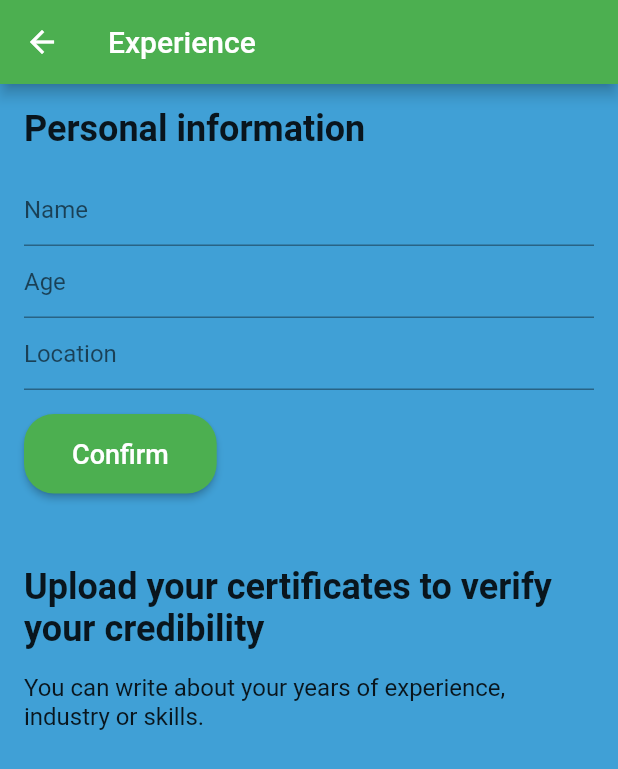
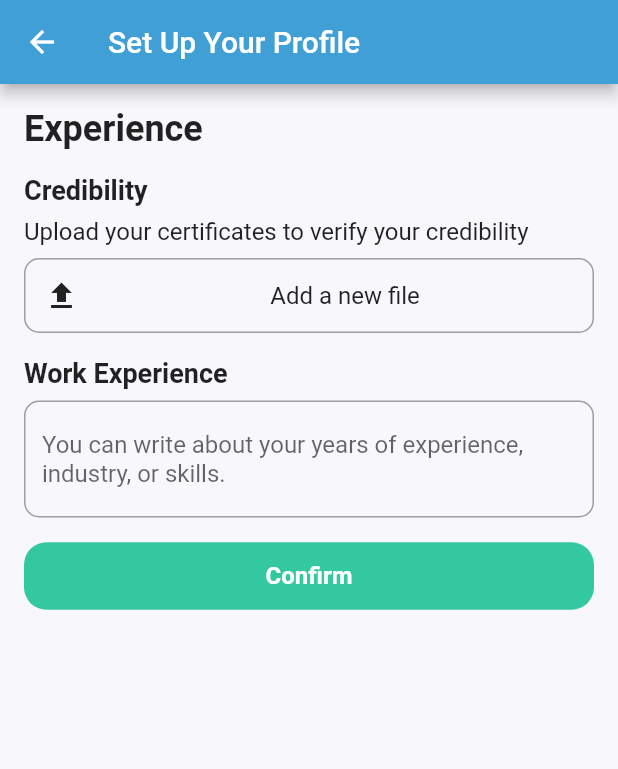
Before and after one commit to bonchons/Hackfest2023, a Flutter app: the SetUpProfileScreen screen opened directly, after a tap on "Confirm", on a phone screen of 412 x 824 dp. Shown: the top 769 px of the screen. Run offline on Flutter 3.47's test engine with Material 2 defaults, Android fonts, the phone set to English and light mode, and no system bars; our stand-ins replace firebase_auth, firebase_core; missing offline and left inert: firebase_ui_auth; accounts and stored records are empty.

Commit message:
setup prof 3 updates

```diff
--- a/lib/Login/setupProf2.dart
+++ b/lib/Login/setupProf2.dart
@@ -1,5 +1,6 @@
 import 'package:flutter/material.dart';
 import 'package:hackfest2023/Login/setupProf3.dart';
+import 'package:hackfest2023/constants.dart';
 
 class MyApp extends StatelessWidget {
   @override
@@ -29,6 +30,7 @@ class _SetUpProfileScreenState extends State<SetUpProfileScreen> {
 
   @override
   Widget build(BuildContext context) => Scaffold(
+        backgroundColor: ColorConstants.offWhite,
         appBar: AppBar(
             title: Text('Set Up Profile'),
             centerTitle: true,
@@ -67,7 +69,7 @@ class _SetUpProfileScreenState extends State<SetUpProfileScreen> {
                 child: ElevatedButton(
                   onPressed: () {
                     Navigator.of(context).push(MaterialPageRoute(
-                        builder: (context) => ProfileSetup()));
+                        builder: (context) => ProfileSetupScreen()));
                   },
                   child: Text('Confirm', style: TextStyle(color: Colors.white)),
                   style: ElevatedButton.styleFrom(
--- a/lib/Login/setupProf3.dart
+++ b/lib/Login/setupProf3.dart
@@ -1,123 +1,127 @@
 import 'package:flutter/material.dart';
+import 'package:hackfest2023/constants.dart';
 
-class MyApp extends StatelessWidget {
+class ProfileSetupScreen extends StatefulWidget {
   @override
-  Widget build(BuildContext context) {
-    return MaterialApp(
-      title: 'Set Up your Profile',
-      home: ProfileSetup(),
-    );
-  }
+  _ProfileSetupScreenState createState() => _ProfileSetupScreenState();
 }
 
-class ProfileSetup extends StatefulWidget {
-  @override
-  _ProfileSetupState createState() => _ProfileSetupState();
-}
-
-class _ProfileSetupState extends State<ProfileSetup> {
-  String name = '';
-  String age = '';
-  String location = '';
+class _ProfileSetupScreenState extends State<ProfileSetupScreen> {
+  final TextEditingController _experienceController = TextEditingController();
 
   @override
   Widget build(BuildContext context) {
     return Scaffold(
+        backgroundColor: ColorConstants.offWhite,
         appBar: AppBar(
-        title: Text('Experience'),
-        backgroundColor: Colors.green,
+          title: Text('Set Up Your Profile'),
         ),
         body: Padding(
           padding: EdgeInsets.all(16.0),
-        child: Column(
-          crossAxisAlignment: CrossAxisAlignment.start,
-          children: [
-            Padding(
-              padding: const EdgeInsets.only(bottom: 16.0),
-              child: Text(
-                'Personal information',
+          child:
+              Column(crossAxisAlignment: CrossAxisAlignment.stretch, children: [
+            Text(
+              'Experience',
               style: TextStyle(
+                fontSize: 24.0,
                 fontWeight: FontWeight.bold,
-                  fontSize: 24.0,
               ),
             ),
-            ),
-            TextField(
-              decoration: InputDecoration(
-                hintText: 'Name',
-              ),
-              onChanged: (value) {
-                setState(() {
-                  name = value;
-                });
-              },
-            ),
-            TextField(
-              decoration: InputDecoration(
-                hintText: 'Age',
-              ),
-              onChanged: (value) {
-                setState(() {
-                  age = value;
-                });
-              },
-            ),
-            TextField(
-              decoration: InputDecoration(
-                hintText: 'Location',
-              ),
-              onChanged: (value) {
-                setState(() {
-                  location = value;
-                });
-              },
-            ),
-            Padding(
-              padding: const EdgeInsets.symmetric(vertical: 16.0),
-              child: ElevatedButton(
-                onPressed: () {
-                  // Do something with the data
-                },
-                child: Text(
-                  'Confirm',
+            SizedBox(height: 16.0),
+            Text(
+              'Credibility',
               style: TextStyle(
                 fontSize: 18.0,
+                fontWeight: FontWeight.bold,
               ),
             ),
-                style: ElevatedButton.styleFrom(
-                  primary: Colors.green,
-                  shape: RoundedRectangleBorder(
-                    borderRadius: BorderRadius.circular(20.0),
+            SizedBox(height: 8.0),
+            Text(
+              'Upload your certificates to verify your credibility',
+              style: TextStyle(fontSize: 16.0),
             ),
-                  padding: EdgeInsets.symmetric(
-                    horizontal: 32.0,
-                    vertical: 16.0,
+            SizedBox(height: 8.0),
+            Container(
+              decoration: BoxDecoration(
+                borderRadius: BorderRadius.circular(10.0),
+                border: Border.all(
+                  color: Colors.grey,
+                  width: 1.0,
                 ),
               ),
+              child: Row(
+                children: [
+                  IconButton(
+                    icon: Icon(Icons.file_upload),
+                    onPressed: () {},
                   ),
-            ),
-            Padding(
-              padding: const EdgeInsets.only(top: 32.0),
+                  Expanded(
                     child: Text(
-                'Upload your certificates to verify your credibility',
-                style: TextStyle(
-                  fontWeight: FontWeight.bold,
-                  fontSize: 24.0,
-                ),
-              ),
-            ),
-            Padding(
-              padding: const EdgeInsets.only(top: 16.0, bottom: 32.0),
-              child: Text(
-                'You can write about your years of experience, industry or skills.',
-                style: TextStyle(
-                  fontSize: 16.0,
-                ),
+                      'Add a new file',
+                      textAlign: TextAlign.center,
+                      style: TextStyle(fontSize: 16.0),
                     ),
                   ),
                 ],
               ),
             ),
-    );
+            SizedBox(height: 16.0),
+            Text(
+              'Work Experience',
+              style: TextStyle(
+                fontSize: 18.0,
+                fontWeight: FontWeight.bold,
+              ),
+            ),
+            SizedBox(height: 8.0),
+            TextField(
+              controller: _experienceController,
+              keyboardType: TextInputType.multiline,
+              maxLines: null,
+              decoration: InputDecoration(
+                hintText:
+                    'You can write about your years of experience, industry, or skills.',
+                border: OutlineInputBorder(
+                  borderRadius: BorderRadius.circular(10.0),
+                ),
+                focusedBorder: OutlineInputBorder(
+                  borderRadius: BorderRadius.circular(10.0),
+                  borderSide: BorderSide(
+                    color: Colors.green,
+                    width: 2.0,
+                  ),
+                ),
+                enabledBorder: OutlineInputBorder(
+                  borderRadius: BorderRadius.circular(10.0),
+                  borderSide: BorderSide(
+                    color: Colors.grey,
+                    width: 1.0,
+                  ),
+                ),
+              ),
+            ),
+            Container(
+              margin: EdgeInsets.only(top: 15),
+              child: ElevatedButton(
+                style: ElevatedButton.styleFrom(
+                    shape: RoundedRectangleBorder(
+                      borderRadius: BorderRadius.circular(15),
+                    ),
+                    minimumSize: Size(100, 45),
+                    backgroundColor: ColorConstants.green,
+                    shadowColor: Colors.transparent),
+                onPressed: () {},
+                child: Text(
+                  'Confirm',
+                  style: TextStyle(
+                    color: Colors.white,
+                    fontSize: 16.0,
+                    fontWeight: FontWeight.bold,
+                  ),
+                ),
+              ),
+            )
+          ]),
+        ));
   }
 }
--- a/lib/Opportunities/upOpp.dart
+++ b/lib/Opportunities/upOpp.dart
@@ -198,13 +198,13 @@ class _upOppState extends State<upOpp> {
                   ),
                 ),
               ),
-            )
-            // GestureDetector(
-            //     onTap: () {
-            //       Navigator.of(context).push(MaterialPageRoute(
-            //           builder: (context) => SetUpProfileScreen()));
-            //     },
-            //     child: Text('HAHA')),
+            ),
+            GestureDetector(
+                onTap: () {
+                  Navigator.of(context).push(MaterialPageRoute(
+                      builder: (context) => SetUpProfileScreen()));
+                },
+                child: Text('HAHA')),
           ],
         ),
       ),
```
Lines whose indentation alone changed are shown as unchanged.
